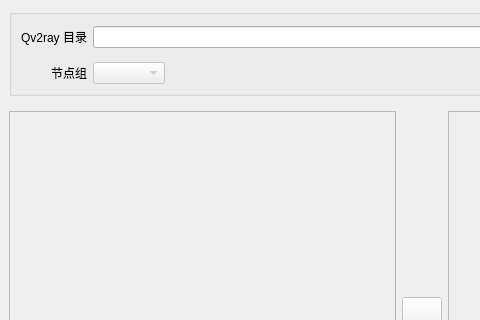
First picture: the form in ui/mainwin.ui, repository cangyin/PQv2ray, before the edit; both pictures show x 0 to 480 and y 0 to 320 of the 972 by 632 pixel window.
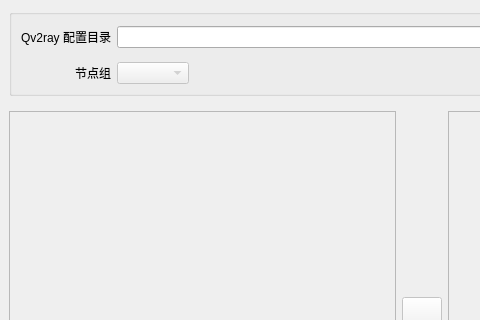
Second picture: the form after the edit. Custom widgets are drawn as their Qt base class.

Diff of the .ui file:
```diff
--- a/ui/mainwin.ui
+++ b/ui/mainwin.ui
@@ -213,7 +213,7 @@
        <item row="0" column="0">
         <widget class="QLabel" name="label">
          <property name="text">
-          <string>Qv2ray 目录</string>
+          <string>Qv2ray 配置目录</string>
          </property>
          <property name="alignment">
           <set>Qt::AlignRight|Qt::AlignTrailing|Qt::AlignVCenter</set>
```
Left out of the diff: 4 changed lines with no effect on the pictures.
